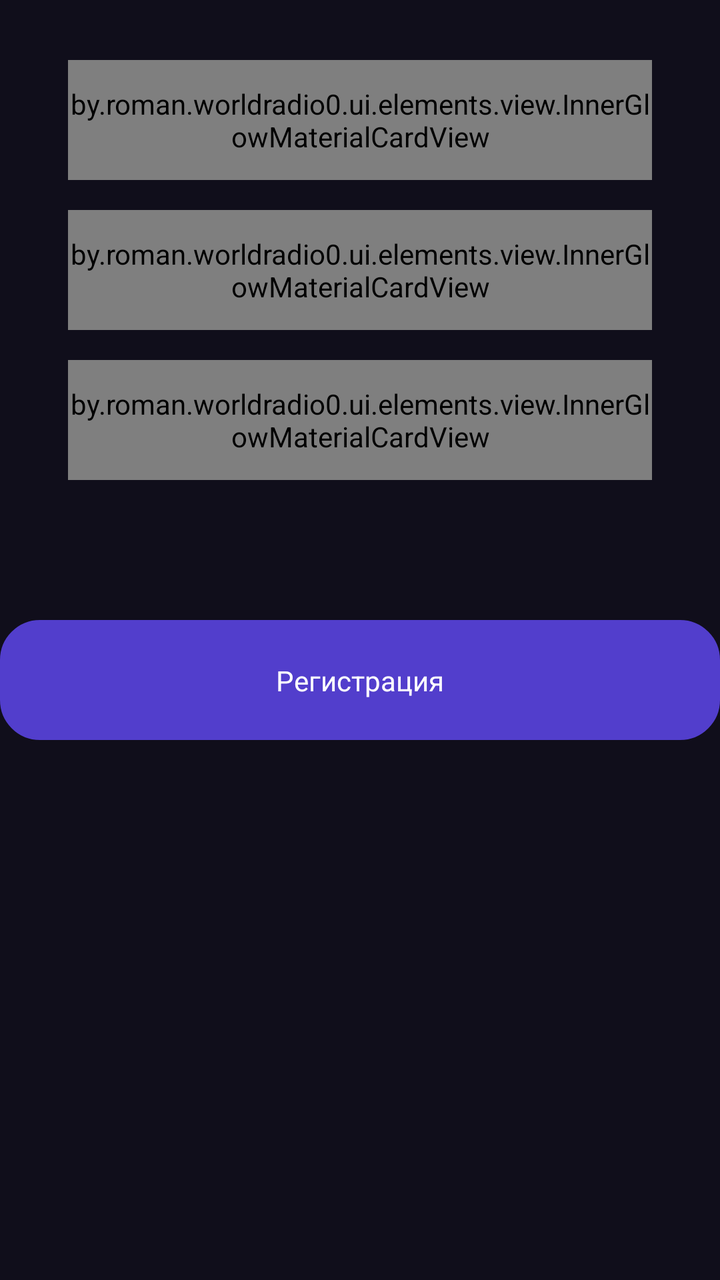
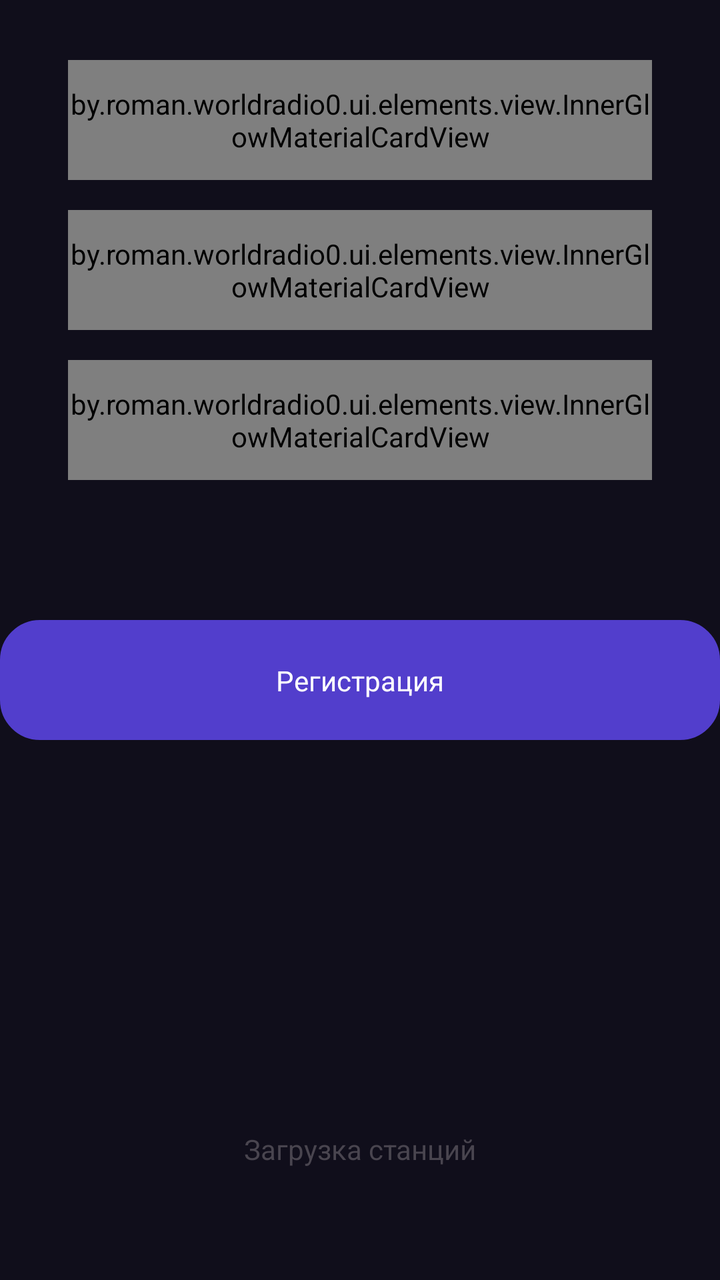

The first picture is an Android layout as it rendered before a commit; the second is the same layout after the commit. The layout source and the unified diff follow.
<!-- AndroidManifest.xml: application theme Theme.WorldRadio -->
<!-- res/layout/fragment_registration.xml -->
<?xml version="1.0" encoding="utf-8"?>
<FrameLayout xmlns:android="http://schemas.android.com/apk/res/android"
    xmlns:app="http://schemas.android.com/apk/res-auto"
    xmlns:tools="http://schemas.android.com/tools"
    android:layout_width="match_parent"
    android:layout_height="match_parent"
    tools:context=".ui.fragments.auth.RegistrationFragment">

    <androidx.constraintlayout.widget.ConstraintLayout
        android:layout_width="match_parent"
        android:layout_height="match_parent"
        android:background="@color/background">

        <ImageView
            android:id="@+id/regButton"
            android:layout_width="wrap_content"
            android:layout_height="wrap_content"
            android:layout_marginTop="70dp"

            android:src="@drawable/textfield_background"
            app:layout_constraintEnd_toEndOf="parent"
            app:layout_constraintStart_toStartOf="parent"
            app:layout_constraintTop_toBottomOf="@+id/password2CardView_Registration" />

        <TextView
            android:id="@+id/textReg_Registration"
            android:layout_width="wrap_content"
            android:layout_height="wrap_content"
            android:text="Регистрация"
            android:textColor="@color/white"
            app:layout_constraintBottom_toBottomOf="@+id/regButton"
            app:layout_constraintEnd_toEndOf="@+id/regButton"
            app:layout_constraintStart_toStartOf="@+id/regButton"
            app:layout_constraintTop_toTopOf="@+id/regButton" />

        <by.roman.worldradio0.ui.elements.view.InnerGlowMaterialCardView
            android:id="@+id/password2CardView_Registration"
            android:layout_width="0dp"
            android:layout_height="60dp"
            app:strokeWidth="0dp"
            android:layout_marginStart="34dp"
            android:layout_marginTop="15dp"
            android:layout_marginEnd="34dp"
            app:cardCornerRadius="15dp"
            app:layout_constraintEnd_toEndOf="parent"
            app:layout_constraintStart_toStartOf="parent"
            app:layout_constraintTop_toBottomOf="@+id/password1CardView_Registration">

            <androidx.constraintlayout.widget.ConstraintLayout
                android:layout_width="match_parent"
                android:layout_height="match_parent"
                android:background="@color/reg_enter_background">

                <EditText
                    android:id="@+id/password2Input_Registration"
                    android:layout_width="0dp"
                    android:layout_height="0dp"
                    android:layout_marginStart="60dp"
                    android:layout_marginEnd="60dp"
                    android:background="@null"
                    android:ems="10"
                    android:hint="Повторите пароль"
                    android:inputType="textPassword"
                    app:layout_constraintBottom_toBottomOf="parent"
                    app:layout_constraintEnd_toEndOf="parent"
                    app:layout_constraintStart_toStartOf="parent"
                    app:layout_constraintTop_toTopOf="parent" />

                <ImageView
                    android:id="@+id/imageView42"
                    android:layout_width="wrap_content"
                    android:layout_height="wrap_content"
                    android:src="@drawable/lock"
                    app:layout_constraintBottom_toBottomOf="parent"
                    app:layout_constraintEnd_toStartOf="@+id/password2Input_Registration"
                    app:layout_constraintStart_toStartOf="parent"
                    app:layout_constraintTop_toTopOf="parent" />

                <ImageView
                    android:padding="10dp"
                    android:id="@+id/pass2Status_Registration"
                    android:layout_width="wrap_content"
                    android:layout_height="wrap_content"
                    android:src="@drawable/eye_closed"
                    app:layout_constraintBottom_toBottomOf="parent"
                    app:layout_constraintEnd_toEndOf="parent"
                    app:layout_constraintStart_toEndOf="@+id/password2Input_Registration"
                    app:layout_constraintTop_toTopOf="parent" />
            </androidx.constraintlayout.widget.ConstraintLayout>
        </by.roman.worldradio0.ui.elements.view.InnerGlowMaterialCardView>

        <by.roman.worldradio0.ui.elements.view.InnerGlowMaterialCardView
            android:id="@+id/loginCardView_Registration"
            android:layout_width="0dp"
            android:layout_height="60dp"
            android:layout_marginStart="34dp"
            android:layout_marginTop="30dp"
            android:layout_marginEnd="34dp"
            app:cardCornerRadius="15dp"
            app:layout_constraintEnd_toEndOf="parent"
            app:layout_constraintStart_toStartOf="parent"
            app:layout_constraintTop_toTopOf="parent"
            app:strokeWidth="0dp">

            <androidx.constraintlayout.widget.ConstraintLayout
                android:layout_width="match_parent"
                android:layout_height="match_parent"
                android:background="@color/reg_enter_background">

                <ImageView
                    android:id="@+id/imageView"
                    android:layout_width="wrap_content"
                    android:layout_height="wrap_content"
                    android:src="@drawable/user"
                    app:layout_constraintBottom_toBottomOf="parent"
                    app:layout_constraintEnd_toStartOf="@+id/loginInput_Registration"
                    app:layout_constraintStart_toStartOf="parent"
                    app:layout_constraintTop_toTopOf="parent" />

                <EditText
                    android:id="@+id/loginInput_Registration"
                    android:layout_width="0dp"
                    android:layout_height="0dp"
                    android:layout_marginStart="60dp"
                    android:layout_marginEnd="60dp"
                    android:background="@null"
                    android:ems="10"
                    android:hint="Логин"
                    android:inputType="text"
                    app:layout_constraintBottom_toBottomOf="parent"
                    app:layout_constraintEnd_toEndOf="parent"
                    app:layout_constraintStart_toStartOf="parent"
                    app:layout_constraintTop_toTopOf="parent" />
            </androidx.constraintlayout.widget.ConstraintLayout>
        </by.roman.worldradio0.ui.elements.view.InnerGlowMaterialCardView>

        <by.roman.worldradio0.ui.elements.view.InnerGlowMaterialCardView
            android:id="@+id/password1CardView_Registration"
            android:layout_width="0dp"
            android:layout_height="60dp"
            app:strokeWidth="0dp"
            android:layout_marginStart="34dp"
            android:layout_marginTop="15dp"
            android:layout_marginEnd="34dp"
            app:cardCornerRadius="15dp"
            app:layout_constraintEnd_toEndOf="parent"
            app:layout_constraintStart_toStartOf="parent"
            app:layout_constraintTop_toBottomOf="@+id/loginCardView_Registration">

            <androidx.constraintlayout.widget.ConstraintLayout
                android:layout_width="match_parent"
                android:layout_height="match_parent"
                android:background="@color/reg_enter_background">

                <EditText
                    android:id="@+id/password1Input_Registration"
                    android:layout_width="0dp"
                    android:layout_height="0dp"
                    android:layout_marginStart="60dp"
                    android:layout_marginEnd="60dp"
                    android:background="@null"
                    android:ems="10"
                    android:hint="Пароль"
                    android:inputType="textPassword"
                    app:layout_constraintBottom_toBottomOf="parent"
                    app:layout_constraintEnd_toEndOf="parent"
                    app:layout_constraintStart_toStartOf="parent"
                    app:layout_constraintTop_toTopOf="parent" />

                <ImageView
                    android:id="@+id/imageView4"
                    android:layout_width="wrap_content"
                    android:layout_height="wrap_content"
                    android:src="@drawable/lock"
                    app:layout_constraintBottom_toBottomOf="parent"
                    app:layout_constraintEnd_toStartOf="@+id/password1Input_Registration"
                    app:layout_constraintStart_toStartOf="parent"
                    app:layout_constraintTop_toTopOf="parent" />

                <ImageView
                    android:padding="10dp"
                    android:id="@+id/pass1Status_Registration"
                    android:layout_width="wrap_content"
                    android:layout_height="wrap_content"
                    android:src="@drawable/eye_closed"
                    app:layout_constraintBottom_toBottomOf="parent"
                    app:layout_constraintEnd_toEndOf="parent"
                    app:layout_constraintStart_toEndOf="@+id/password1Input_Registration"
                    app:layout_constraintTop_toTopOf="parent" />
            </androidx.constraintlayout.widget.ConstraintLayout>
        </by.roman.worldradio0.ui.elements.view.InnerGlowMaterialCardView>

        <ProgressBar
            android:id="@+id/progressBar_Registration"
            style="?android:attr/progressBarStyle"
            android:layout_width="wrap_content"
            android:layout_height="wrap_content"
            android:visibility="invisible"
            app:layout_constraintBottom_toBottomOf="@+id/regButton"
            app:layout_constraintEnd_toEndOf="@+id/regButton"
            app:layout_constraintStart_toStartOf="@+id/regButton"
            app:layout_constraintTop_toTopOf="@+id/regButton" />

        <TextView
            android:id="@+id/errorText_Registration"
            android:layout_width="wrap_content"
            android:layout_height="wrap_content"
            android:text="TextView"
            android:textColor="@color/red"
            android:textSize="14sp"
            android:visibility="invisible"
            app:layout_constraintBottom_toTopOf="@+id/loginCardView_Registration"
            app:layout_constraintStart_toStartOf="@+id/loginCardView_Registration"
            app:layout_constraintTop_toTopOf="parent" />
    </androidx.constraintlayout.widget.ConstraintLayout>
</FrameLayout>
<!-- resources referenced by this layout -->
<resources>
  <color name="background">#100E1B</color>
  <color name="red">#FF2929</color>
  <color name="reg_enter_background">#242638</color>
  <color name="white">#FFFFFF</color>
  <!-- drawable eye_closed: vector/xml drawable (drawable, 2321 chars, omitted) -->
  <!-- drawable lock (drawable) -->
  <vector xmlns:android="http://schemas.android.com/apk/res/android" android:height="30dp" android:viewportHeight="800" android:viewportWidth="800" android:width="30dp">
        
      <path android:fillColor="#00000000" android:pathData="M400,483.33V550M233.33,334.29C249.05,333.33 268.42,333.33 293.33,333.33H506.67C531.58,333.33 550.95,333.33 566.67,334.29M233.33,334.29C213.72,335.49 199.81,338.18 187.93,344.23C169.12,353.82 153.82,369.12 144.23,387.93C133.33,409.33 133.33,437.33 133.33,493.33V540C133.33,596.01 133.33,624.01 144.23,645.4C153.82,664.22 169.12,679.51 187.93,689.1C209.32,700 237.33,700 293.33,700H506.67C562.67,700 590.67,700 612.07,689.1C630.88,679.51 646.18,664.22 655.77,645.4C666.67,624.01 666.67,596.01 666.67,540V493.33C666.67,437.33 666.67,409.33 655.77,387.93C646.18,369.12 630.88,353.82 612.07,344.23C600.19,338.18 586.28,335.49 566.67,334.29M233.33,334.29V266.67C233.33,174.62 307.95,100 400,100C492.05,100 566.67,174.62 566.67,266.67V334.29" android:strokeColor="#523ECC" android:strokeLineCap="round" android:strokeLineJoin="round" android:strokeWidth="66.6667"/>
      
  </vector>
  <!-- drawable textfield_background (drawable) -->
  <vector xmlns:android="http://schemas.android.com/apk/res/android"
      android:width="360dp"
      android:height="60dp"
      android:viewportWidth="360"
      android:viewportHeight="60">
    <path
        android:pathData="M20,0.5L340,0.5A19.5,19.5 0,0 1,359.5 20L359.5,40A19.5,19.5 0,0 1,340 59.5L20,59.5A19.5,19.5 0,0 1,0.5 40L0.5,20A19.5,19.5 0,0 1,20 0.5z"
        android:fillColor="#664EFF"/>
    <path
        android:pathData="M20,0.5L340,0.5A19.5,19.5 0,0 1,359.5 20L359.5,40A19.5,19.5 0,0 1,340 59.5L20,59.5A19.5,19.5 0,0 1,0.5 40L0.5,20A19.5,19.5 0,0 1,20 0.5z"
        android:fillColor="#000000"
        android:fillAlpha="0.2"/>
    <path
        android:strokeWidth="1"
        android:pathData="M20,0.5L340,0.5A19.5,19.5 0,0 1,359.5 20L359.5,40A19.5,19.5 0,0 1,340 59.5L20,59.5A19.5,19.5 0,0 1,0.5 40L0.5,20A19.5,19.5 0,0 1,20 0.5z"
        android:fillColor="#00000000"
        android:strokeColor="#523ECC"/>
  </vector>
  <!-- drawable user (drawable) -->
  <vector xmlns:android="http://schemas.android.com/apk/res/android" android:height="30dp" android:viewportHeight="800" android:viewportWidth="800" android:width="30dp">
        
      <path android:fillColor="#00000000" android:pathData="M533.33,233.33C533.33,306.97 473.64,366.67 400,366.67C326.36,366.67 266.67,306.97 266.67,233.33C266.67,159.7 326.36,100 400,100C473.64,100 533.33,159.7 533.33,233.33Z" android:strokeColor="#523ECC" android:strokeLineCap="round" android:strokeLineJoin="round" android:strokeWidth="66.6667"/>
        
      <path android:fillColor="#00000000" android:pathData="M400,466.67C271.13,466.67 166.67,571.13 166.67,700H633.33C633.33,571.13 528.87,466.67 400,466.67Z" android:strokeColor="#523ECC" android:strokeLineCap="round" android:strokeLineJoin="round" android:strokeWidth="66.6667"/>
      
  </vector>
  <style name="Theme.WorldRadio" parent="Base.Theme.WorldRadio" />
  <style name="Base.Theme.WorldRadio" parent="Theme.Material3.DayNight.NoActionBar">
          
          
      </style>
</resources>

<!-- the commit's change to res/layout/fragment_registration.xml (unified diff, before → after) -->
@@ -196,6 +196,7 @@
             android:layout_width="wrap_content"
             android:layout_height="wrap_content"
             android:visibility="invisible"
+            android:indeterminate="true"
             app:layout_constraintBottom_toBottomOf="@+id/regButton"
             app:layout_constraintEnd_toEndOf="@+id/regButton"
             app:layout_constraintStart_toStartOf="@+id/regButton"
@@ -212,5 +213,28 @@
             app:layout_constraintBottom_toTopOf="@+id/loginCardView_Registration"
             app:layout_constraintStart_toStartOf="@+id/loginCardView_Registration"
             app:layout_constraintTop_toTopOf="parent" />
+
+        <ProgressBar
+            android:id="@+id/progressBar_loading_Registration"
+            android:layout_width="200dp"
+            style="?android:attr/progressBarStyleHorizontal"
+            android:layout_height="wrap_content"
+            android:layout_marginBottom="30dp"
+            android:visibility="invisible"
+            android:indeterminate="true"
+            app:layout_constraintBottom_toBottomOf="parent"
+            app:layout_constraintEnd_toEndOf="parent"
+            app:layout_constraintStart_toStartOf="parent" />
+
+        <TextView
+            android:id="@+id/textStationsLoading_Registration"
+            android:layout_width="wrap_content"
+            android:layout_height="wrap_content"
+            android:text="Загрузка станций"
+            android:layout_marginBottom="10dp"
+            app:layout_constraintBottom_toTopOf="@+id/progressBar_loading_Registration"
+            app:layout_constraintEnd_toEndOf="@+id/progressBar_loading_Registration"
+            app:layout_constraintHorizontal_bias="0.5"
+            app:layout_constraintStart_toStartOf="@+id/progressBar_loading_Registration" />
     </androidx.constraintlayout.widget.ConstraintLayout>
 </FrameLayout>
